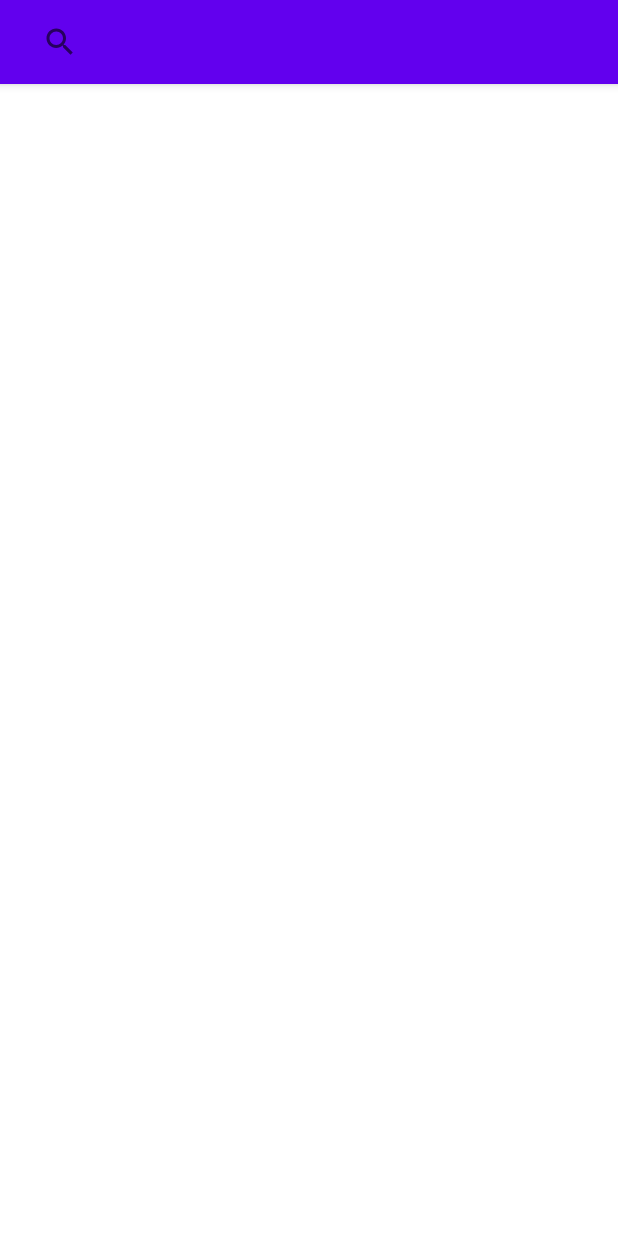
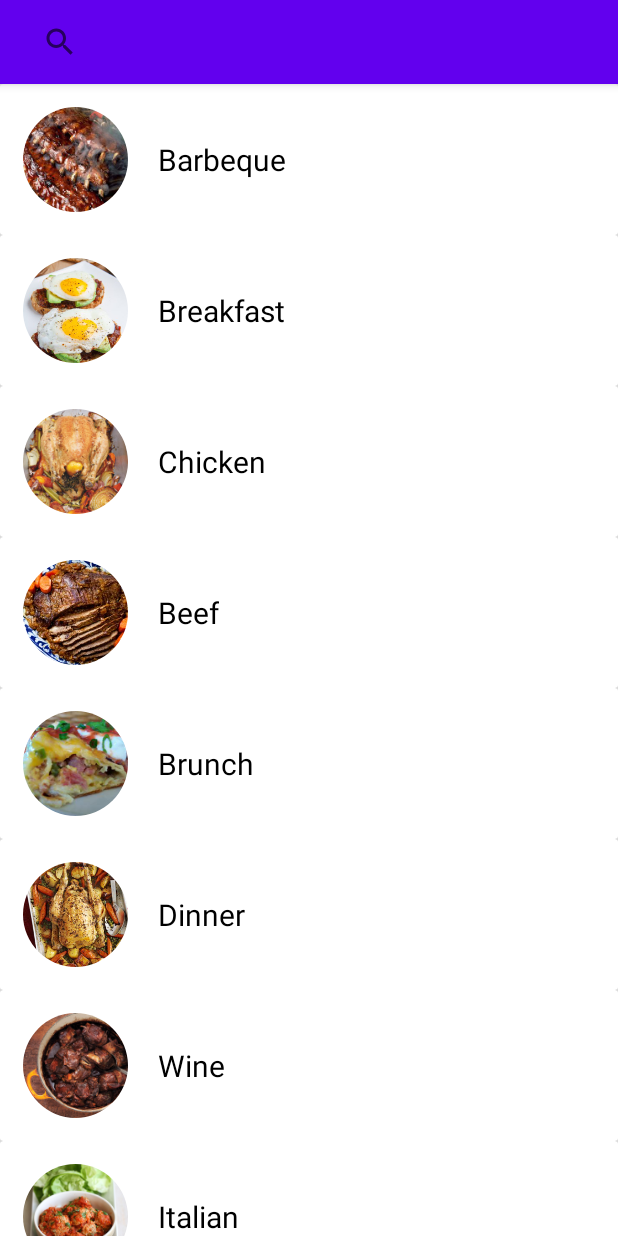
Before and after one commit to RafaHDu/MVVMSampleApp, an Android app: the screen it shows after launch (RecipeListActivity), on a phone screen of 412 x 824 dp. Run offline under Robolectric (Android 15) with nearby library versions, the phone set to English and light mode, and no system bars; our stand-ins replace CircleImageView; pictures from the network do not load.

Commit message:
- RecyclerView with Multiple View Types: Added Categories;

```diff
--- a/app/build.gradle
+++ b/app/build.gradle
@@ -63,4 +63,7 @@ dependencies {
 
     //Material Design
     implementation "com.google.android.material:material:1.2.1"
+
+    //CircleImageView
+    implementation 'de.hdodenhof:circleimageview:3.1.0'
 }
--- a/app/src/main/java/com/example/mvvmsampleapp/RecipeListActivity.java
+++ b/app/src/main/java/com/example/mvvmsampleapp/RecipeListActivity.java
@@ -45,6 +45,9 @@ public class RecipeListActivity extends BaseActivity implements OnRecipeListener
         initRecyclerView();
         subscribeObservers();
         initSearchView();
+        if(!recipeListViewModel.isViewingRecipes()){
+            displaySearchCategories();
+        }
     }
 
     private void initRecyclerView(){
@@ -77,7 +80,7 @@ public class RecipeListActivity extends BaseActivity implements OnRecipeListener
             public void onChanged(List<Recipe> recipes) {
                 if (recipes != null){
                     //cuz can be null if net fails
-                    Testing.printRecipes(recipes, TAG);
+                    //Testing.printRecipes(recipes, TAG);
                     recipeRecyclerAdapter.setRecipes(recipes);
                 }
             }
@@ -91,10 +94,14 @@ public class RecipeListActivity extends BaseActivity implements OnRecipeListener
 
     @Override
     public void onCategoryClick(String category) {
-
+        recipeRecyclerAdapter.displayLoading();
+        recipeListViewModel.searchRecipeApi(category, 1);
     }
 
-
+    private void displaySearchCategories(){
+        recipeListViewModel.setViewingRecipes(false);
+        recipeRecyclerAdapter.displaySeachCategories();
+    }
 
     //TESTS
     private void testRetrofitRecipeSearch(){
--- /dev/null
+++ b/app/src/main/java/com/example/mvvmsampleapp/adapters/CategoryViewHolder.java
@@ -0,0 +1,32 @@
+package com.example.mvvmsampleapp.adapters;
+
+import android.view.View;
+import android.widget.TextView;
+
+import androidx.annotation.NonNull;
+import androidx.recyclerview.widget.RecyclerView;
+
+import com.example.mvvmsampleapp.R;
+
+import de.hdodenhof.circleimageview.CircleImageView;
+
+public class CategoryViewHolder extends RecyclerView.ViewHolder implements View.OnClickListener {
+
+    CircleImageView category_image;
+    TextView category_title;
+    OnRecipeListener onRecipeListener;
+
+    public CategoryViewHolder(@NonNull View itemView, OnRecipeListener onRecipeListener) {
+        super(itemView);
+        this.onRecipeListener = onRecipeListener;
+        this.category_image = itemView.findViewById(R.id.category_image);
+        this.category_title = itemView.findViewById(R.id.category_title);
+        itemView.setOnClickListener(this);
+    }
+
+    @Override
+    public void onClick(View v) {
+        onRecipeListener.onCategoryClick(category_title.getText().toString());
+    }
+
+}
--- a/app/src/main/java/com/example/mvvmsampleapp/adapters/RecipeRecyclerAdapter.java
+++ b/app/src/main/java/com/example/mvvmsampleapp/adapters/RecipeRecyclerAdapter.java
@@ -1,5 +1,6 @@
 package com.example.mvvmsampleapp.adapters;
 
+import android.net.Uri;
 import android.view.LayoutInflater;
 import android.view.View;
 import android.view.ViewGroup;
@@ -11,6 +12,7 @@ import com.bumptech.glide.Glide;
 import com.bumptech.glide.request.RequestOptions;
 import com.example.mvvmsampleapp.R;
 import com.example.mvvmsampleapp.models.Recipe;
+import com.example.mvvmsampleapp.util.Constants;
 
 import java.util.ArrayList;
 import java.util.List;
@@ -23,6 +25,7 @@ public class RecipeRecyclerAdapter extends RecyclerView.Adapter<RecyclerView.Vie
 
     private static final int RECIPE_TYPE = 1;
     private static final int LOADING_TYPE = 2;
+    private static final int CATEGORY_TYPE = 3;
 
     private List<Recipe> recipes;
     private OnRecipeListener onRecipeListener;
@@ -44,6 +47,9 @@ public class RecipeRecyclerAdapter extends RecyclerView.Adapter<RecyclerView.Vie
             case LOADING_TYPE:
                 view = LayoutInflater.from(parent.getContext()).inflate(R.layout.layout_loading_list_item, parent, false);
                 return new LoadingViewHolder(view);
+            case CATEGORY_TYPE:
+                view = LayoutInflater.from(parent.getContext()).inflate(R.layout.layout_category_list_item, parent, false);
+                return new CategoryViewHolder(view, onRecipeListener);
             default:
                 view = LayoutInflater.from(parent.getContext()).inflate(R.layout.layout_recipe_list_item, parent, false);
                 return new RecipeViewHolder(view, onRecipeListener);
@@ -66,12 +72,25 @@ public class RecipeRecyclerAdapter extends RecyclerView.Adapter<RecyclerView.Vie
             ((RecipeViewHolder)holder).recipe_title.setText(recipes.get(position).getTitle());
             ((RecipeViewHolder)holder).recipe_publisher.setText(recipes.get(position).getPublisher());
             ((RecipeViewHolder)holder).recipe_social_score.setText(String.valueOf(Math.round(recipes.get(position).getSocial_rank())));
+        } else if(itemViewType == CATEGORY_TYPE){
+            RequestOptions requestOptions = new RequestOptions().placeholder(R.drawable.ic_launcher_background);
+
+            Uri path = Uri.parse("android.resource://com.example.mvvmsampleapp/drawable/" + recipes.get(position).getImage_url());
+
+            Glide.with(holder.itemView.getContext())
+                    .setDefaultRequestOptions(requestOptions)
+                    .load(path)
+                    .into(((CategoryViewHolder)holder).category_image);
+
+            ((CategoryViewHolder)holder).category_title.setText(recipes.get(position).getTitle());
         }
     }
 
     @Override
     public int getItemViewType(int position) {
-        if(recipes.get(position).getTitle().equals("LOADING...")){
+        if (recipes.get(position).getSocial_rank() == -1){
+            return CATEGORY_TYPE;
+        } else if(recipes.get(position).getTitle().equals("LOADING...")){
             return LOADING_TYPE;
         } else {
             return RECIPE_TYPE;
@@ -109,6 +128,19 @@ public class RecipeRecyclerAdapter extends RecyclerView.Adapter<RecyclerView.Vie
         return 0;
     }
 
+    public void displaySeachCategories(){
+        List<Recipe> categories = new ArrayList<>();
+        for(int i = 0; i <= Constants.DEFAULT_SEARCH_CATEGORIES.length-1; i++){
+            Recipe recipe = new Recipe();
+            recipe.setTitle(Constants.DEFAULT_SEARCH_CATEGORIES[i]);
+            recipe.setImage_url(Constants.DEFAULT_SEARCH_CATEGORY_IMAGES[i]);
+            recipe.setSocial_rank(-1);
+            categories.add(recipe);
+        }
+        recipes = categories;
+        notifyDataSetChanged();
+    }
+
     public void setRecipes(List<Recipe> recipes){
         this.recipes = recipes;
         notifyDataSetChanged();
--- a/app/src/main/java/com/example/mvvmsampleapp/util/Constants.java
+++ b/app/src/main/java/com/example/mvvmsampleapp/util/Constants.java
@@ -6,4 +6,7 @@ public class Constants {
     public static final String API_KEY = "";
     public static final int NETWORK_TIMEOUT = 6000;
 
+    public static final String[] DEFAULT_SEARCH_CATEGORIES = {"Barbeque", "Breakfast", "Chicken", "Beef", "Brunch", "Dinner", "Wine", "Italian"};
+    public static final String[] DEFAULT_SEARCH_CATEGORY_IMAGES = {"barbeque", "breakfast", "chicken", "beef", "brunch", "dinner", "wine", "italian"};
+
 }
--- a/app/src/main/java/com/example/mvvmsampleapp/viewmodels/RecipeListViewModel.java
+++ b/app/src/main/java/com/example/mvvmsampleapp/viewmodels/RecipeListViewModel.java
@@ -13,8 +13,10 @@ public class RecipeListViewModel extends ViewModel {
     //This VieModel will be responsible to getting/holding/retrieving the recipes that will be displayed in the application
 
     private RecipeRepository recipeRepository;
+    private boolean isViewingRecipes;
 
     public RecipeListViewModel() {
+        isViewingRecipes = false;
         recipeRepository = RecipeRepository.getInstance();
     }
 
@@ -23,7 +25,15 @@ public class RecipeListViewModel extends ViewModel {
     }
 
     public void searchRecipeApi(String query, int pageNumber){
+        isViewingRecipes = true;
         recipeRepository.searchRecipeApi(query, pageNumber);
     }
 
+    public boolean isViewingRecipes() {
+        return isViewingRecipes;
+    }
+
+    public void setViewingRecipes(boolean viewingRecipes) {
+        isViewingRecipes = viewingRecipes;
+    }
 }
--- /dev/null
+++ b/app/src/main/res/layout/layout_category_list_item.xml
@@ -0,0 +1,34 @@
+<?xml version="1.0" encoding="utf-8"?>
+<androidx.cardview.widget.CardView xmlns:android="http://schemas.android.com/apk/res/android"
+    android:layout_width="match_parent"
+    android:layout_height="wrap_content"
+    xmlns:tools="http://schemas.android.com/tools"
+    android:id="@+id/card_view"
+    android:elevation="10dp">
+
+    <LinearLayout
+        android:layout_width="match_parent"
+        android:layout_height="wrap_content"
+        android:orientation="horizontal"
+        android:padding="15dp"
+        android:gravity="center_vertical">
+
+        <de.hdodenhof.circleimageview.CircleImageView
+            xmlns:app="http://schemas.android.com/apk/res-auto"
+            android:id="@+id/category_image"
+            android:layout_width="70dp"
+            android:layout_height="70dp"
+            tools:src="@drawable/ic_launcher_background"/>
+
+        <TextView
+            android:layout_width="wrap_content"
+            android:layout_height="wrap_content"
+            android:textColor="#000"
+            tools:text="Barbeque"
+            android:textSize="20sp"
+            android:layout_marginStart="20dp"
+            android:id="@+id/category_title"/>
+
+    </LinearLayout>
+
+</androidx.cardview.widget.CardView>
```
Also changed, not shown: app/src/main/res/drawable/barbeque.jpg (added), app/src/main/res/drawable/beef.jpg (added), app/src/main/res/drawable/breakfast.jpg (added), app/src/main/res/drawable/brunch.jpg (added), app/src/main/res/drawable/chicken.jpg (added), app/src/main/res/drawable/dinner.jpg (added), app/src/main/res/drawable/italian.jpg (added), app/src/main/res/drawable/wine.jpg (added).
